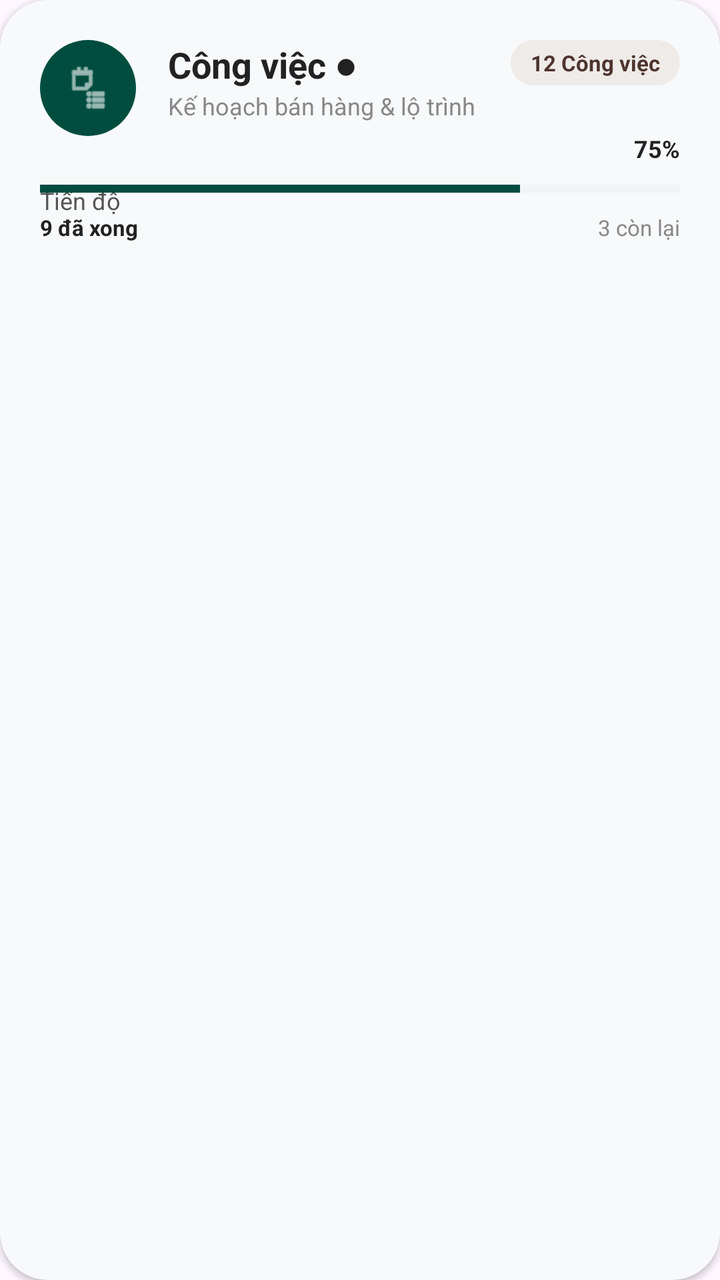
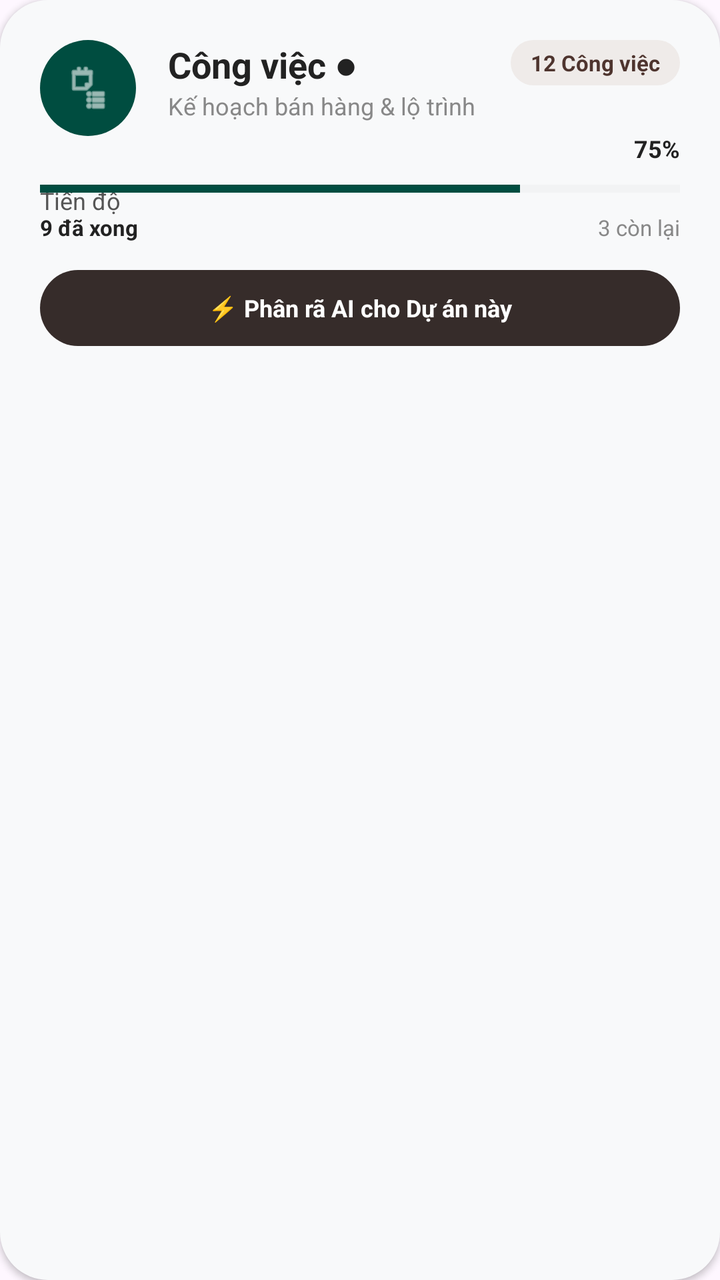

The first picture is an Android layout as it rendered before a commit; the second is the same layout after the commit. The layout source and the unified diff follow.
<!-- AndroidManifest.xml: application theme Theme.MyApplication -->
<!-- res/layout/item_project.xml -->
<?xml version="1.0" encoding="utf-8"?>
<androidx.constraintlayout.widget.ConstraintLayout
    xmlns:android="http://schemas.android.com/apk/res/android"
    xmlns:app="http://schemas.android.com/apk/res-auto"
    android:layout_width="match_parent"
    android:layout_height="wrap_content"
    android:layout_marginBottom="16dp"
    android:background="@drawable/bg_rounded_24dp"
    android:backgroundTint="#F8F9FA"
    android:padding="20dp"
    android:elevation="2dp">

    
    <ImageView
        android:id="@+id/imgProjectIcon"
        android:layout_width="48dp"
        android:layout_height="48dp"
        android:background="@drawable/bg_circle_brown"
        android:backgroundTint="#004D40"
        android:padding="12dp"
        android:src="@android:drawable/ic_menu_agenda"
        app:tint="#FFFFFF"
        app:layout_constraintStart_toStartOf="parent"
        app:layout_constraintTop_toTopOf="parent" />

    
    <TextView
        android:id="@+id/tvProjectName"
        android:layout_width="wrap_content"
        android:layout_height="wrap_content"
        android:layout_marginStart="16dp"
        android:text="Công việc ●"
        android:textColor="#222222"
        android:textSize="18sp"
        android:textStyle="bold"
        app:layout_constraintStart_toEndOf="@id/imgProjectIcon"
        app:layout_constraintTop_toTopOf="@id/imgProjectIcon" />

    
    <TextView
        android:id="@+id/tvProjectDesc"
        android:layout_width="wrap_content"
        android:layout_height="wrap_content"
        android:layout_marginStart="16dp"
        android:text="Kế hoạch bán hàng &amp; lộ trình"
        android:textColor="#888888"
        android:textSize="12sp"
        app:layout_constraintStart_toEndOf="@id/imgProjectIcon"
        app:layout_constraintTop_toBottomOf="@id/tvProjectName" />

    
    <TextView
        android:id="@+id/tvTaskCount"
        android:layout_width="wrap_content"
        android:layout_height="wrap_content"
        android:background="@drawable/bg_rounded_24dp"
        android:backgroundTint="#EFEBE9"
        android:paddingHorizontal="10dp"
        android:paddingVertical="4dp"
        android:text="12 Công việc"
        android:textColor="#4E342E"
        android:textSize="11sp"
        android:textStyle="bold"
        app:layout_constraintEnd_toEndOf="parent"
        app:layout_constraintTop_toTopOf="parent" />

    
    <TextView
        android:layout_width="wrap_content"
        android:layout_height="wrap_content"
        android:layout_marginTop="24dp"
        android:text="Tiến độ"
        android:textColor="#555555"
        android:textSize="12sp"
        app:layout_constraintStart_toStartOf="parent"
        app:layout_constraintTop_toBottomOf="@id/imgProjectIcon" />

    <TextView
        android:id="@+id/tvProgressPercent"
        android:layout_width="wrap_content"
        android:layout_height="wrap_content"
        android:text="75%"
        android:textColor="#222222"
        android:textSize="12sp"
        android:textStyle="bold"
        app:layout_constraintEnd_toEndOf="parent"
        app:layout_constraintTop_toTopOf="@id/imgProjectIcon"
        app:layout_constraintBottom_toBottomOf="@id/imgProjectIcon"
        app:layout_constraintVertical_bias="1.45" />

    
    <ProgressBar
        android:id="@+id/progressBar"
        style="?android:attr/progressBarStyleHorizontal"
        android:layout_width="match_parent"
        android:layout_height="8dp"
        android:layout_marginTop="8dp"
        android:progress="75"
        android:progressTint="#004D40"
        android:progressBackgroundTint="#E0E0E0"
        app:layout_constraintTop_toBottomOf="@+id/tvProgressPercent" />

    
    <TextView
        android:id="@+id/tvFinished"
        android:layout_width="wrap_content"
        android:layout_height="wrap_content"
        android:layout_marginTop="8dp"
        android:text="9 đã xong"
        android:textColor="#222222"
        android:textSize="11sp"
        android:textStyle="bold"
        app:layout_constraintStart_toStartOf="parent"
        app:layout_constraintTop_toBottomOf="@id/progressBar" />

    <TextView
        android:id="@+id/tvRemaining"
        android:layout_width="wrap_content"
        android:layout_height="wrap_content"
        android:layout_marginTop="8dp"
        android:text="3 còn lại"
        android:textColor="#888888"
        android:textSize="11sp"
        app:layout_constraintEnd_toEndOf="parent"
        app:layout_constraintTop_toBottomOf="@id/progressBar" />

</androidx.constraintlayout.widget.ConstraintLayout>
<!-- resources referenced by this layout -->
<resources>
  <!-- drawable bg_circle_brown (drawable) -->
  <?xml version="1.0" encoding="utf-8"?>
  <shape xmlns:android="http://schemas.android.com/apk/res/android"
      android:shape="oval">
      <solid android:color="#8D6E63"/> 
  </shape>
  <!-- drawable bg_rounded_24dp (drawable) -->
  <?xml version="1.0" encoding="utf-8"?>
  <shape xmlns:android="http://schemas.android.com/apk/res/android"
      android:shape="rectangle">
      <corners android:radius="24dp" /> 
      <solid android:color="#F4F3F8" /> 
  </shape>
  <style name="Theme.MyApplication" parent="Base.Theme.MyApplication" />
  <style name="Base.Theme.MyApplication" parent="Theme.Material3.DayNight.NoActionBar">
          
          
      </style>
</resources>

<!-- the commit's change to res/layout/item_project.xml (unified diff, before → after) -->
@@ -124,4 +124,18 @@
         app:layout_constraintEnd_toEndOf="parent"
         app:layout_constraintTop_toBottomOf="@id/progressBar" />
 
+    
+    <TextView
+        android:id="@+id/btnAiBreakdownItem"
+        android:layout_width="match_parent"
+        android:layout_height="38dp"
+        android:layout_marginTop="14dp"
+        android:background="@drawable/bg_pill_brown"
+        android:gravity="center"
+        android:text="⚡ Phân rã AI cho Dự án này"
+        android:textColor="#FFFFFF"
+        android:textSize="12sp"
+        android:textStyle="bold"
+        app:layout_constraintTop_toBottomOf="@id/tvFinished" />
+
 </androidx.constraintlayout.widget.ConstraintLayout>
<!-- resource entries referenced after the edit -->
@@ -5,6 +5,13 @@
   <shape xmlns:android="http://schemas.android.com/apk/res/android"
       android:shape="oval">
       <solid android:color="#8D6E63"/> 
+  </shape>
+  <!-- drawable bg_pill_brown (drawable) -->
+  <?xml version="1.0" encoding="utf-8"?>
+  <shape xmlns:android="http://schemas.android.com/apk/res/android"
+      android:shape="rectangle">
+      <corners android:radius="100dp" />
+      <solid android:color="#362C2A" />
   </shape>
   <!-- drawable bg_rounded_24dp (drawable) -->
   <?xml version="1.0" encoding="utf-8"?>
